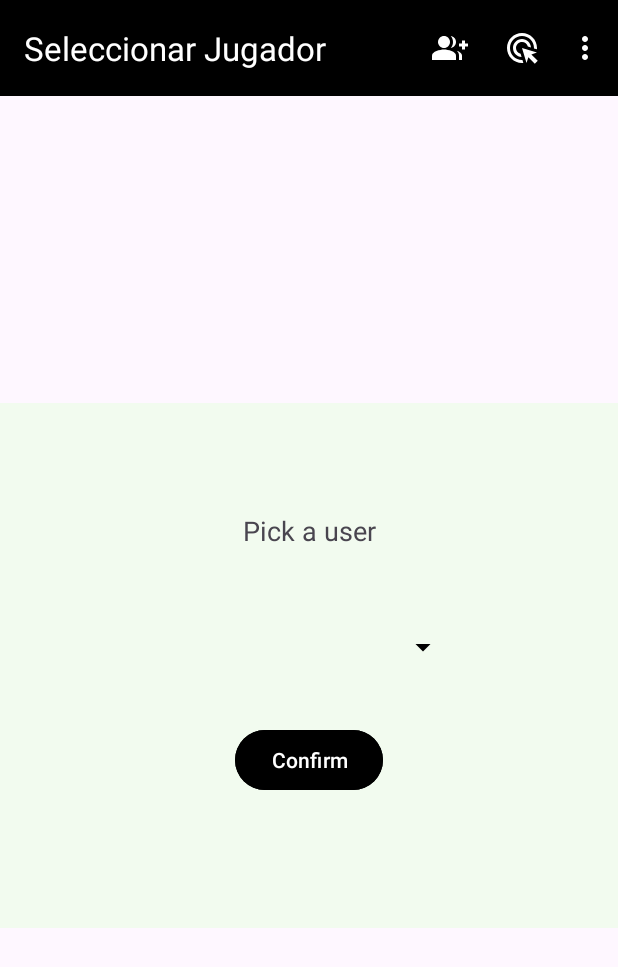
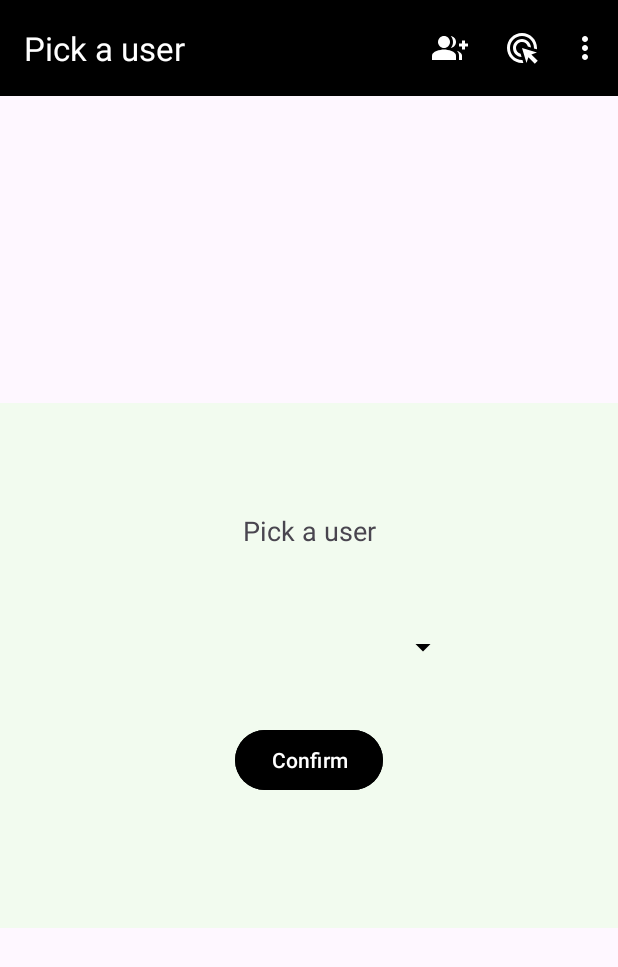
Before and after one commit to dangomez04/EnglishForKids, an Android app: the screen it shows after launch (MainActivity), after a tap on "Seleccionar Jugador", on a phone screen of 412 x 824 dp. Shown: the top 967 px of the screen. Run offline under Robolectric (Android 15) with nearby library versions, the phone set to English and light mode, and no system bars; Roboto replaces fonts that are not available here; 1 other tap on this screen came first.

Commit message:
Acabado y comentado ahora si

```diff
--- a/app/src/main/java/com/example/englishforkids/LevelFragment.kt
+++ b/app/src/main/java/com/example/englishforkids/LevelFragment.kt
@@ -131,7 +131,7 @@ class LevelFragment(var usuarioSeleccionado : String, var supportActionBar : Act
                Toast.makeText(requireContext(), "Congratulations!", Toast.LENGTH_SHORT).show()
 
 
-               buttonNext.setBackgroundColor(Color.parseColor("#FFD700"))
+               buttonNext.setBackgroundColor(Color.parseColor("#e8cb2f"))
            } else if(editAnswer.text.toString() == ""){
                Toast.makeText(requireContext(),"This field is required",Toast.LENGTH_SHORT).show()
 
--- a/app/src/main/java/com/example/englishforkids/MainActivity.kt
+++ b/app/src/main/java/com/example/englishforkids/MainActivity.kt
@@ -59,7 +59,7 @@ class MainActivity : AppCompatActivity() {
                     .addToBackStack(null)
                     .commit()
 
-                supportActionBar?.title="Crear Nuevo Jugador"
+                supportActionBar?.title="Create a new player"
 
                 true
             }
@@ -70,7 +70,7 @@ class MainActivity : AppCompatActivity() {
                     .replace(R.id.fragmentContainerView, fragment)
                     .addToBackStack(null)
                     .commit()
-                supportActionBar?.title="Seleccionar Jugador"
+                supportActionBar?.title="Pick a user"
                 true
             }
 
@@ -155,7 +155,7 @@ class MainActivity : AppCompatActivity() {
             R.id.itemAbout -> {
                 val dialog = Dialog(this)
                 dialog.setContentView(R.layout.about_dialog)
-                dialog.setTitle("Acerca De")
+                dialog.setTitle("About")
                 dialog.show()
                 true
             }
--- a/app/src/main/res/layout/about_dialog.xml
+++ b/app/src/main/res/layout/about_dialog.xml
@@ -22,13 +22,12 @@
             android:fontFamily="@font/aclonica"
             android:gravity="center"
             android:padding="16dp"
-            android:text="Acerca De"
+            android:text="About"
             android:textAlignment="center"
             android:textColor="#FF00897B"
             android:textSize="24sp"
             android:textStyle="bold"
-            app:layout_constraintBottom_toTopOf="@+id/imageView3"
-             />
+            app:layout_constraintBottom_toTopOf="@+id/imageView3" />
 
         <TextView
             android:id="@+id/textNombre"
--- a/app/src/main/res/menu/menu.xml
+++ b/app/src/main/res/menu/menu.xml
@@ -27,8 +27,7 @@
 
         <item
             android:id="@+id/itemAbout"
-            android:title="Acerca de"
-            app:showAsAction="never"
-            />
+            android:title="About"
+            app:showAsAction="never" />
     </group>
 </menu>
```
